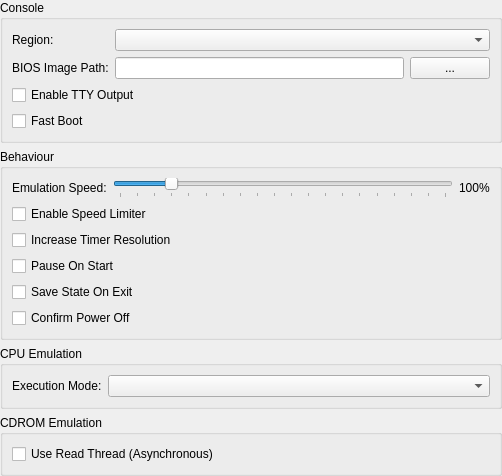
Above: src/duckstation-qt/consolesettingswidget.ui from kofxi3584karlayang/duckstation before the change. Below: the same form after it.
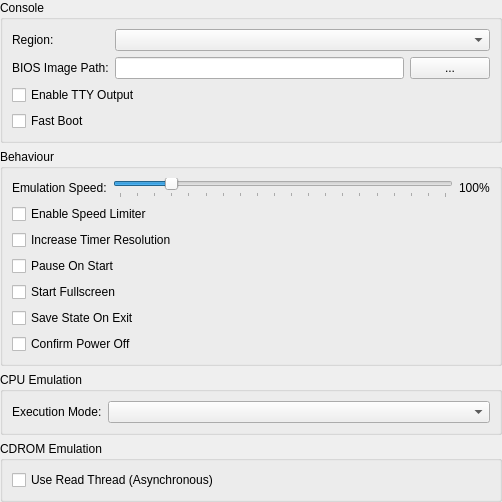
That is the form after the change.

Commit message: Qt: Properly implement "Start Fullscreen"

The edit to the form file:
```diff
--- a/src/duckstation-qt/consolesettingswidget.ui
+++ b/src/duckstation-qt/consolesettingswidget.ui
@@ -154,13 +154,20 @@
        </widget>
       </item>
       <item row="7" column="0" colspan="2">
+       <widget class="QCheckBox" name="startFullscreen">
+        <property name="text">
+         <string>Start Fullscreen</string>
+        </property>
+       </widget>
+      </item>
+      <item row="8" column="0" colspan="2">
        <widget class="QCheckBox" name="saveStateOnExit">
         <property name="text">
          <string>Save State On Exit</string>
         </property>
        </widget>
       </item>
-      <item row="8" column="0" colspan="2">
+      <item row="9" column="0" colspan="2">
        <widget class="QCheckBox" name="confirmPowerOff">
         <property name="text">
          <string>Confirm Power Off</string>
```
The commit also changes 11 other files.
